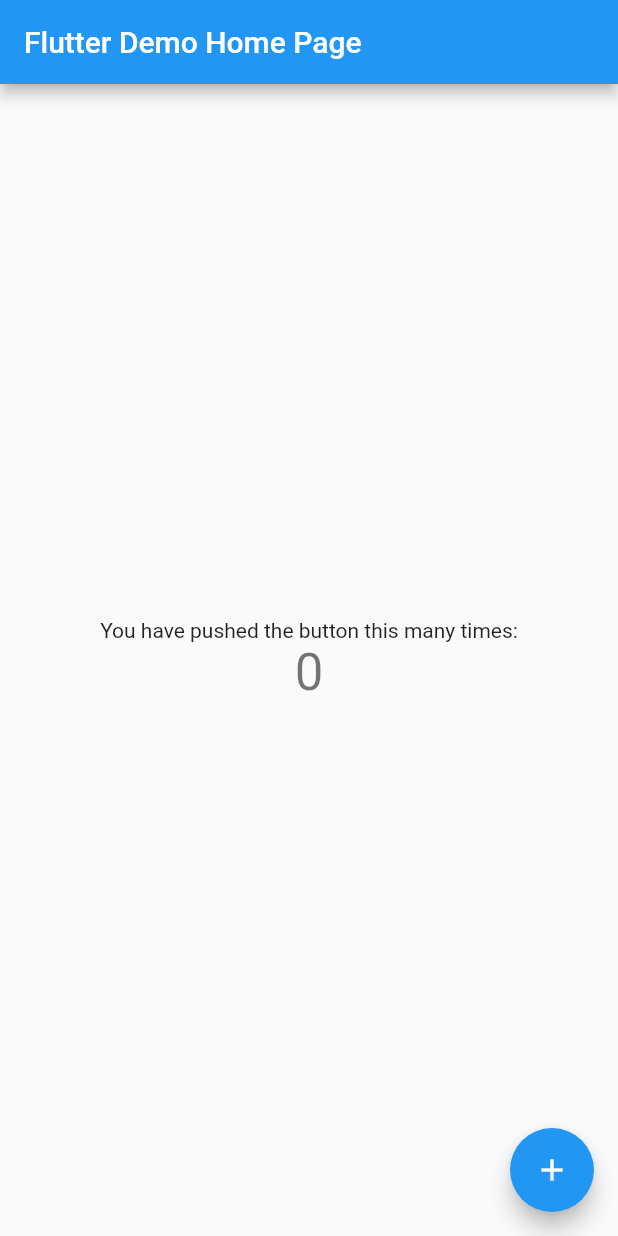
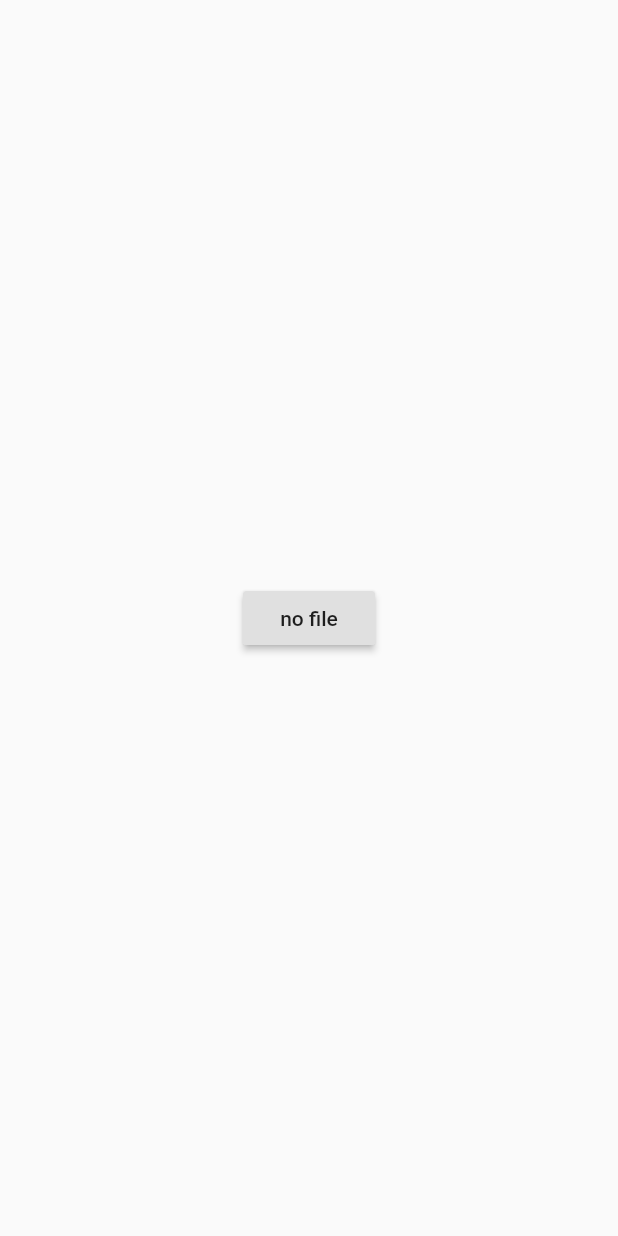
Before and after one commit to gastrodon/butterfree, a Flutter app: the screen it shows after launch, on a phone screen of 412 x 824 dp. Run offline on Flutter 3.47's test engine with Material 2 defaults, Android fonts, the phone set to English and light mode, and no system bars; our stand-ins replace file_picker.

Commit message:
Write primary display
Write a primary display, with a path selector

```diff
--- a/lib/main.dart
+++ b/lib/main.dart
@@ -1,111 +1,54 @@
-import 'package:flutter/material.dart';
+import "package:flutter/material.dart";
+import "package:flutter/services.dart";
+import "package:file_picker/file_picker.dart";
 
-void main() => runApp(MyApp());
+String file_path;
 
-class MyApp extends StatelessWidget {
-  // This widget is the root of your application.
+void main() => runApp(Butterfree());
+
+class Butterfree extends StatelessWidget {
     @override
     Widget build(BuildContext context) {
         return MaterialApp(
-      title: 'Flutter Demo',
-      theme: ThemeData(
-        // This is the theme of your application.
-        //
-        // Try running your application with "flutter run". You'll see the
-        // application has a blue toolbar. Then, without quitting the app, try
-        // changing the primarySwatch below to Colors.green and then invoke
-        // "hot reload" (press "r" in the console where you ran "flutter run",
-        // or simply save your changes to "hot reload" in a Flutter IDE).
-        // Notice that the counter didn't reset back to zero; the application
-        // is not restarted.
-        primarySwatch: Colors.blue,
-      ),
-      home: MyHomePage(title: 'Flutter Demo Home Page'),
+            title: "Butterfree",
+            theme: ThemeData(primarySwatch: Colors.pink),
+            home: ButterfreeHome(),
         );
     }
 }
 
-class MyHomePage extends StatefulWidget {
-  MyHomePage({Key key, this.title}) : super(key: key);
-
-  // This widget is the home page of your application. It is stateful, meaning
-  // that it has a State object (defined below) that contains fields that affect
-  // how it looks.
-
-  // This class is the configuration for the state. It holds the values (in this
-  // case the title) provided by the parent (in this case the App widget) and
-  // used by the build method of the State. Fields in a Widget subclass are
-  // always marked "final".
-
-  final String title;
-
+class ButterfreeHome extends StatelessWidget {
     @override
-  _MyHomePageState createState() => _MyHomePageState();
+    Widget build(BuildContext context) {
+        return Scaffold (
+            body: Center(
+                child: new FPSelector(),
+            ),
+        );
+    }
 }
 
-class _MyHomePageState extends State<MyHomePage> {
-  int _counter = 0;
+class FPSelector extends StatefulWidget {
+    @override
+    _FPSelectorState createState() => _FPSelectorState();
+}
 
-  void _incrementCounter() {
-    setState(() {
-      // This call to setState tells the Flutter framework that something has
-      // changed in this State, which causes it to rerun the build method below
-      // so that the display can reflect the updated values. If we changed
-      // _counter without calling setState(), then the build method would not be
-      // called again, and so nothing would appear to happen.
-      _counter++;
-    });
+class _FPSelectorState extends State<FPSelector> {
+    String path;
+
+    void openExplorer() async {
+        String selected;
+        try {
+            selected = await FilePicker.getFilePath();
+        } on PlatformException catch (_) { }
+        setState(() => this.path = selected);
     }
 
     @override
     Widget build(BuildContext context) {
-    // This method is rerun every time setState is called, for instance as done
-    // by the _incrementCounter method above.
-    //
-    // The Flutter framework has been optimized to make rerunning build methods
-    // fast, so that you can just rebuild anything that needs updating rather
-    // than having to individually change instances of widgets.
-    return Scaffold(
-      appBar: AppBar(
-        // Here we take the value from the MyHomePage object that was created by
-        // the App.build method, and use it to set our appbar title.
-        title: Text(widget.title),
-      ),
-      body: Center(
-        // Center is a layout widget. It takes a single child and positions it
-        // in the middle of the parent.
-        child: Column(
-          // Column is also a layout widget. It takes a list of children and
-          // arranges them vertically. By default, it sizes itself to fit its
-          // children horizontally, and tries to be as tall as its parent.
-          //
-          // Invoke "debug painting" (press "p" in the console, choose the
-          // "Toggle Debug Paint" action from the Flutter Inspector in Android
-          // Studio, or the "Toggle Debug Paint" command in Visual Studio Code)
-          // to see the wireframe for each widget.
-          //
-          // Column has various properties to control how it sizes itself and
-          // how it positions its children. Here we use mainAxisAlignment to
-          // center the children vertically; the main axis here is the vertical
-          // axis because Columns are vertical (the cross axis would be
-          // horizontal).
-          mainAxisAlignment: MainAxisAlignment.center,
-          children: <Widget>[
-            Text(
-              'You have pushed the button this many times:',
-            ),
-            Text(
-              '$_counter',
-              style: Theme.of(context).textTheme.display1,
-            ),
-          ],
-        ),
-      ),
-      floatingActionButton: FloatingActionButton(
-        onPressed: _incrementCounter,
-        tooltip: 'Increment',
-        child: Icon(Icons.add),
-      ), // This trailing comma makes auto-formatting nicer for build methods.
+        return RaisedButton(
+            child: Text(this.path ?? "no file"),
+            onPressed: this.openExplorer,
         );
     }
 }
```
Lines whose indentation alone changed are shown as unchanged.
